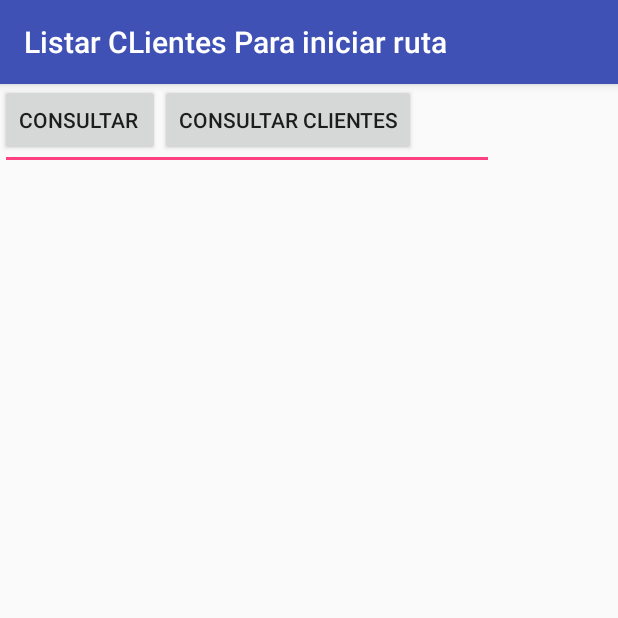
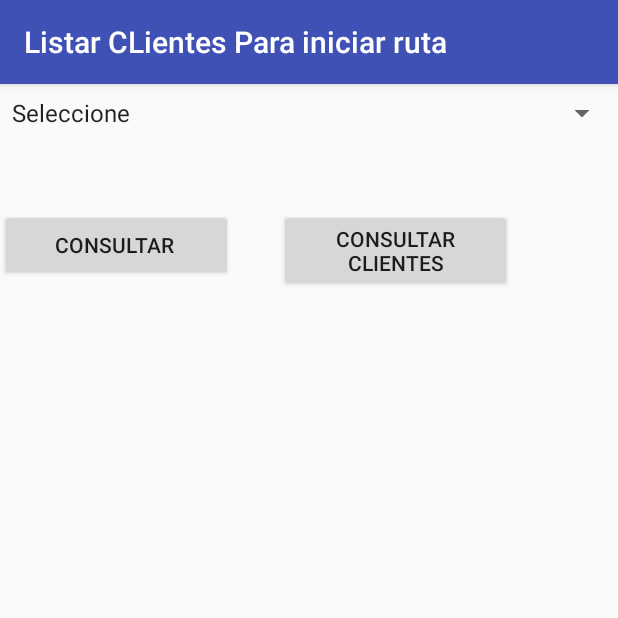
Before and after one commit to AlvaroCS95/SIFACMOVIL, an Android app: the PrincipalActivity screen opened directly, with no data from a screen before it, after a tap on "CONSULTAR", on a phone screen of 412 x 824 dp, the top half of it. Run offline under Robolectric (Android 15) with nearby library versions, the light colour scheme and no system bars.

Commit message:
creación spinner de listadeproductos

```diff
--- a/app/src/main/java/com/example/christian/sifacmovil/PrincipalActivity.java
+++ b/app/src/main/java/com/example/christian/sifacmovil/PrincipalActivity.java
@@ -2,14 +2,17 @@ package com.example.christian.sifacmovil;
 
 import android.content.ContentValues;
 import android.content.Intent;
+import android.database.Cursor;
 import android.database.sqlite.SQLiteDatabase;
 import android.os.AsyncTask;
 import android.support.v7.app.AppCompatActivity;
 import android.os.Bundle;
 import android.util.Log;
 import android.view.View;
+import android.widget.ArrayAdapter;
 import android.widget.Button;
 import android.widget.EditText;
+import android.widget.Spinner;
 import android.widget.Toast;
 
 import com.example.christian.sifacmovil.AyudanteCrecionBD.AyudanteCreacionBD;
@@ -25,12 +28,18 @@ import java.io.Reader;
 import java.io.UnsupportedEncodingException;
 import java.net.HttpURLConnection;
 import java.net.URL;
+import java.util.ArrayList;
+
 import com.example.christian.sifacmovil.AyudanteCrecionBD.AyudanteCreacionBD;
+import com.example.christian.sifacmovil.Modelos.Producto;
+
 public class PrincipalActivity extends AppCompatActivity {
 
     Button btIngresarCliente, consulta;
+    Spinner listaDeProductos;
     AyudanteConeccionMySql ayudanteConeccionMySql= new AyudanteConeccionMySql();
-    EditText edit;
+    ArrayList<String> listaProductos;
+    ArrayList<Producto> productosList;
     ConexionSQLiteHelper conn=new ConexionSQLiteHelper(this,"bd_usuarios",null,1);
     @Override
     protected void onCreate(Bundle savedInstanceState) {
@@ -38,16 +47,18 @@ public class PrincipalActivity extends AppCompatActivity {
         setContentView(R.layout.activity_principal);
         setTitle("Listar CLientes Para iniciar ruta");
 
-
+        listaDeProductos=(Spinner)findViewById(R.id.ListaProdoctos);
         btIngresarCliente= (Button) findViewById(R.id.btIngresarClientes);
         consulta= (Button) findViewById(R.id.consulta);
-        edit= (EditText) findViewById(R.id.prueba);
-
+        consultarListaProductos();
+        ArrayAdapter<CharSequence> adaptador=new ArrayAdapter(this,android.R.layout.simple_spinner_item,listaProductos);
+        listaDeProductos.setAdapter(adaptador);
         btIngresarCliente.setOnClickListener(new View.OnClickListener() {
             @Override
             public void onClick(View v) {
 
                 new AyudanteListarClientes().execute("http://10.234.203.12:8080/SifacMyF/listarClientes.php");
+                new AyudanteRecogerProductos().execute("http://10.234.203.12:8080/SifacMyF/listarProductosDeRuta.php");
             }
         });
 
@@ -63,6 +74,46 @@ public class PrincipalActivity extends AppCompatActivity {
                 }
             }
         });
+
+    }
+
+    private void consultarListaProductos() {
+        SQLiteDatabase db=conn.getReadableDatabase();
+
+        Producto producto=null;
+        productosList =new ArrayList<Producto>();
+        ///select * from usuarios
+        Cursor cursor=db.rawQuery("SELECT * FROM "+ AyudanteCreacionBD.TABLA_PRODUCTO,null);
+
+        while (cursor.moveToNext()){
+            producto=new Producto();
+            //Producto.set(cursor.getInt(0));
+            producto.setCodigo(cursor.getString(0));
+            producto.setNombre(cursor.getString(1));
+            producto.setExistencias(cursor.getFloat(2));
+            producto.setPrecio(cursor.getFloat(3));
+            producto.setExento(cursor.getString(4));
+
+            Log.i("id",producto.getCodigo().toString());
+            Log.i("Nombre",producto.getNombre().toString());
+            Log.i("Existencias", String.valueOf(producto.getExistencias()));
+            Log.i("Precio",String.valueOf(producto.getPrecio()));
+            Log.i("Exento",producto.getExento().toString());
+
+
+            productosList.add(producto);
+
+        }
+        obtenerListaProductos();
+    }
+
+    private void obtenerListaProductos() {
+        listaProductos=new ArrayList<String>();
+        listaProductos.add("Seleccione");
+
+        for(int i=0;i<productosList.size();i++){
+            listaProductos.add(productosList.get(i).getCodigo()+" - "+productosList.get(i).getNombre()+" - "+productosList.get(i).getExistencias());
+        }
 
     }
 
@@ -107,6 +158,60 @@ public class PrincipalActivity extends AppCompatActivity {
                     recojevalor+="Se ingreso id: "+ayudante[0].replace("[","")+"\n";
                 }
 
+                Toast.makeText(getApplicationContext(),recojevalor+"", Toast.LENGTH_LONG).show();
+                //db.close();
+            } catch (JSONException e) {
+                e.printStackTrace();
+                Toast.makeText(getApplicationContext(), "Error\nNO se pudo realizar", Toast.LENGTH_LONG).show();
+                return;
+            }
+
+        }
+    }
+
+
+    private class AyudanteRecogerProductos extends AsyncTask<String, Void, String> {
+        @Override
+        protected String doInBackground(String... urls) {
+
+            // params comes from the execute() call: params[0] is the url.
+            try {
+                return ayudanteConeccionMySql.downloadUrl(urls[0]);
+            } catch (IOException e) {
+                return "Unable to retrieve web page. URL may be invalid.";
+            }
+        }
+        // onPostExecute displays the results of the AsyncTask.
+        @Override
+        protected void onPostExecute(String result) {
+
+
+            SQLiteDatabase db=conn.getWritableDatabase();
+            JSONArray ja = null;
+            try {
+                ja = new JSONArray(result);
+                int totalRegistros=ja.length();
+                String valor="";
+                String ayudanteExcento="";
+                String recojevalor="";
+                String[] totalpalabras = new String[totalRegistros];
+
+
+                for(int contadorArray=0;contadorArray<totalRegistros;contadorArray++){
+
+                    valor=ja.getString(Integer.parseInt(String.valueOf(contadorArray)));
+                    String[] ayudanteRecogeDatos=valor.split(",");
+                    ContentValues values=new ContentValues();
+                    values.put(AyudanteCreacionBD.CAMPO_CODIGO_PRODUCTO,ayudanteRecogeDatos[0].replace("[",""));
+                    values.put(AyudanteCreacionBD.CAMPO_NOMBRE_PRODUCTO,ayudanteRecogeDatos[1].replace("\"",""));
+                    values.put(AyudanteCreacionBD.CAMPO_EXISTENCIA,ayudanteRecogeDatos[2]);
+                    values.put(AyudanteCreacionBD.CAMPO_PRECIO_PRODUCTO,ayudanteRecogeDatos[3]);
+                    ayudanteExcento=ayudanteRecogeDatos[4].replace("]","");
+                    values.put(AyudanteCreacionBD.CAMPO_EXCENTO,ayudanteExcento.replace("\"",""));
+                    Long idResultante=db.insert(AyudanteCreacionBD.TABLA_PRODUCTO,null,values);
+                    recojevalor+="Se ingreso id: "+ayudanteRecogeDatos[0].replace("[","")+"\n";
+                }
+
 
 
                 Toast.makeText(getApplicationContext(),recojevalor+"", Toast.LENGTH_LONG).show();
@@ -122,4 +227,5 @@ public class PrincipalActivity extends AppCompatActivity {
 
 
 
+
 }
--- a/app/src/main/res/layout/activity_principal.xml
+++ b/app/src/main/res/layout/activity_principal.xml
@@ -1,47 +1,47 @@
 <?xml version="1.0" encoding="utf-8"?>
-<android.support.constraint.ConstraintLayout xmlns:android="http://schemas.android.com/apk/res/android"
-    xmlns:app="http://schemas.android.com/apk/res-auto"
+<RelativeLayout xmlns:android="http://schemas.android.com/apk/res/android"
     xmlns:tools="http://schemas.android.com/tools"
     android:layout_width="match_parent"
     android:layout_height="match_parent"
     tools:context="com.example.christian.sifacmovil.PrincipalActivity">
 
 
-    <EditText
-        android:layout_width="329dp"
-        android:layout_height="57dp"
-        android:layout_below="@+id/linear"
-        android:layout_margin="10dp"
-        android:hint="nombres"
-        android:id="@+id/prueba"
-        tools:layout_editor_absoluteY="40dp"
-        tools:layout_editor_absoluteX="16dp" />
-
-    <LinearLayout
-        android:id="@+id/linear"
-        android:layout_width="0dp"
-        android:layout_height="wrap_content"
-        android:layout_below="@+id/prueba"
-        android:orientation="horizontal"
-        tools:layout_editor_absoluteX="-2dp"
-        tools:layout_editor_absoluteY="-3dp">
 
     <Button
         android:id="@+id/btIngresarClientes"
-            android:layout_width="wrap_content"
+        android:layout_width="155dp"
         android:layout_height="wrap_content"
         android:text="Consultar "
-            tools:layout_editor_absoluteX="16dp"
-            tools:layout_editor_absoluteY="16dp" />
+        tools:layout_editor_absoluteX="99dp"
+
+        tools:layout_editor_absoluteY="57dp"
+        android:layout_alignTop="@+id/consulta"
+
+        android:layout_marginRight="9dp"
+        android:layout_marginEnd="9dp" />
 
     <Button
         android:id="@+id/consulta"
-            android:layout_width="wrap_content"
+        android:layout_width="155dp"
         android:layout_height="wrap_content"
         android:text="Consultar clientes"
-            tools:layout_editor_absoluteX="161dp"
-            tools:layout_editor_absoluteY="16dp" />
-    </LinearLayout>
+        tools:layout_editor_absoluteX="146dp"
+        tools:layout_editor_absoluteY="449dp"
+        android:layout_marginLeft="21dp"
+        android:layout_marginStart="21dp"
+        android:layout_marginTop="83dp"
+        android:layout_alignParentTop="true"
+        android:layout_toRightOf="@+id/btIngresarClientes"
+        android:layout_toEndOf="@+id/btIngresarClientes" />
+
+    <Spinner
+        android:id="@+id/ListaProdoctos"
+        android:layout_width="match_parent"
+        android:layout_height="wrap_content"
+        android:layout_alignParentLeft="true"
+        android:layout_alignParentStart="true"
+        android:layout_alignParentTop="true"
+        android:layout_marginTop="7dp" />
 
 
-</android.support.constraint.ConstraintLayout>
+</RelativeLayout>
```
Also changed, not shown: app/src/main/java/com/example/christian/sifacmovil/AyudanteCrecionBD/AyudanteCreacionBD.java (+5 -2 lines), app/src/main/java/com/example/christian/sifacmovil/Modelos/Producto.java (+4 -5 lines), app/src/main/res/layout/activity_login.xml (+16 -17 lines). Lines whose indentation alone changed are shown as unchanged.
